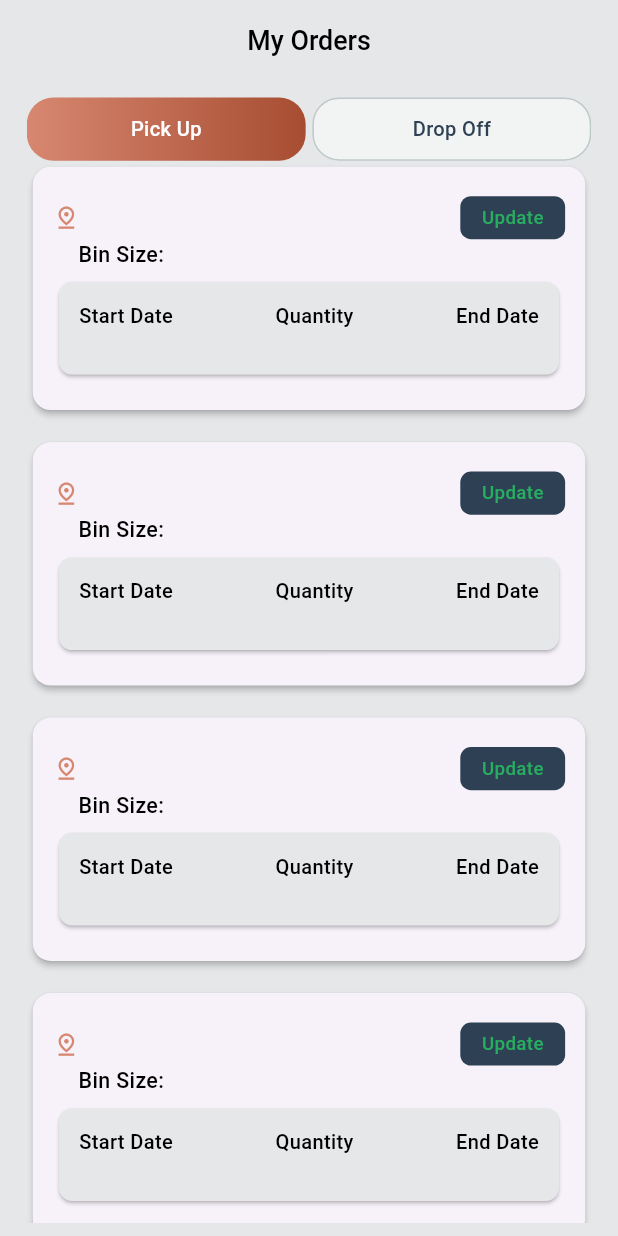
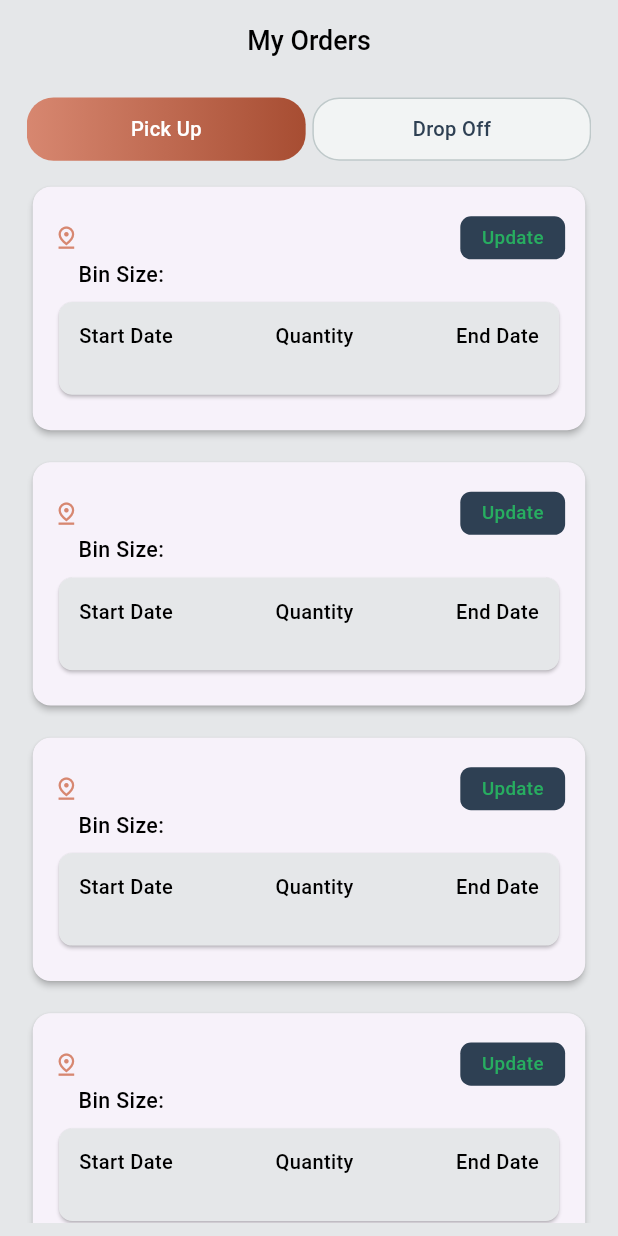
Before and after one commit to Nitin-U/cleanerapp, a Flutter app: the MyOrdersScreen screen opened directly, on a phone screen of 412 x 824 dp. Run offline on Flutter 3.47's test engine with Material 3 defaults, Android fonts, the phone set to English and light mode, and no system bars; our stand-ins replace dio, flutter_screenutil, google_fonts, loading_animation_widget, pinput; accounts and stored records are empty.

Commit message:
add spacing in the my order screen  sheet

```diff
--- a/lib/view/dashboard_screens/my_orders/my_orders_view/my_orders_screen.dart
+++ b/lib/view/dashboard_screens/my_orders/my_orders_view/my_orders_screen.dart
@@ -30,6 +30,7 @@ class MyOrdersScreen extends StatelessWidget {
                 padding: EdgeInsets.symmetric(horizontal: 20, vertical: 10).r,
                 child: SingleChildScrollView(
                   child: Column(
+                    spacing: 15.r,
                     children: [
                       MyOrdersTabs(),
                       Column(
```
